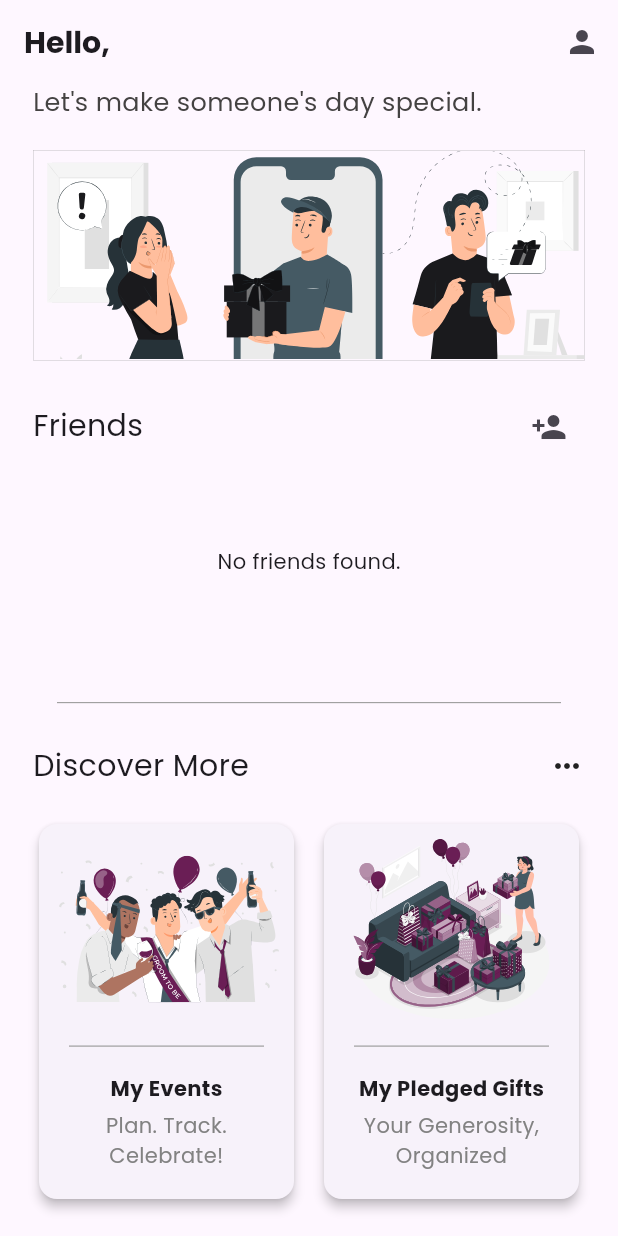
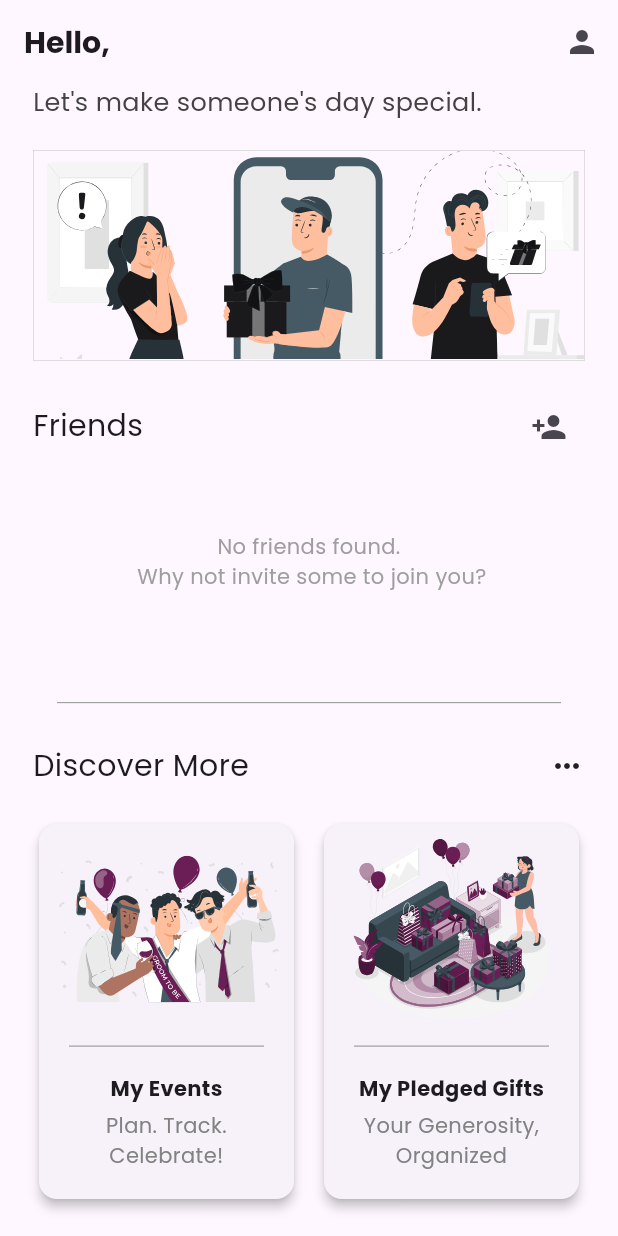
Before and after one commit to seif32/flutter-gift-management, a Flutter app: the screen it shows once a user with an empty profile is signed in, on a phone screen of 412 x 824 dp. Run offline on Flutter 3.47's test engine with Material 3 defaults, Android fonts, the phone set to English and light mode, and no system bars; our stand-ins replace cloud_firestore, firebase_auth, firebase_core, flutter_svg, sqflite; accounts and stored records are empty.

```diff
--- a/lib/main.dart
+++ b/lib/main.dart
@@ -28,13 +28,10 @@ class MyApp extends StatelessWidget {
             return const CircularProgressIndicator();
           }
           if (snapshot.hasData) {
-            // Firebase user is logged in
-            final userId = snapshot.data!.uid; // Get Firebase user UID
+            final userId = snapshot.data!.uid;
 
-            // Use FutureBuilder to get the user from local database by UID
             return FutureBuilder<AppUser?>(
-              future: FirestoreService.getUserById(
-                  userId), // Pass userId to getUserById
+              future: FirestoreService.getUserById(userId),
               builder: (ctx, userSnapshot) {
                 if (userSnapshot.connectionState == ConnectionState.waiting) {
                   return const CircularProgressIndicator();
@@ -46,7 +43,6 @@ class MyApp extends StatelessWidget {
               },
             );
           }
-          // No user logged in, show authentication screen
           return const AuthScreen();
         },
       ),
--- a/lib/screens/friends_list_screen.dart
+++ b/lib/screens/friends_list_screen.dart
@@ -18,7 +18,11 @@ class FriendsListScreen extends StatelessWidget {
         }
         if (!snapshot.hasData || snapshot.data!.isEmpty) {
           return const Center(
-              child: Text('You have no friends, please add them'));
+            child: Text(
+              "No friends found. \n Why not invite some to join you?",
+              textAlign: TextAlign.center,
+            ),
+          );
         }
         final friends = snapshot.data!;
 
--- a/lib/screens/home_screen.dart
+++ b/lib/screens/home_screen.dart
@@ -135,7 +135,13 @@ class _HomeScreenState extends State<HomeScreen> {
                               child: Text("Error loading friends."));
                         } else if (!snapshot.hasData ||
                             snapshot.data!.isEmpty) {
-                          return const Center(child: Text("No friends found."));
+                          return const Center(
+                            child: Text(
+                              "No friends found. \n Why not invite some to join you?",
+                              textAlign: TextAlign.center,
+                              style: TextStyle(color: Colors.grey),
+                            ),
+                          );
                         }
                         return FriendsListScreen(
                           userId: widget.user.id,
```
Also changed, not shown: lib/screens/friend_gifts_list_screen.dart (+26 -5 lines), lib/screens/user_events_screen.dart (+7 -5 lines).
